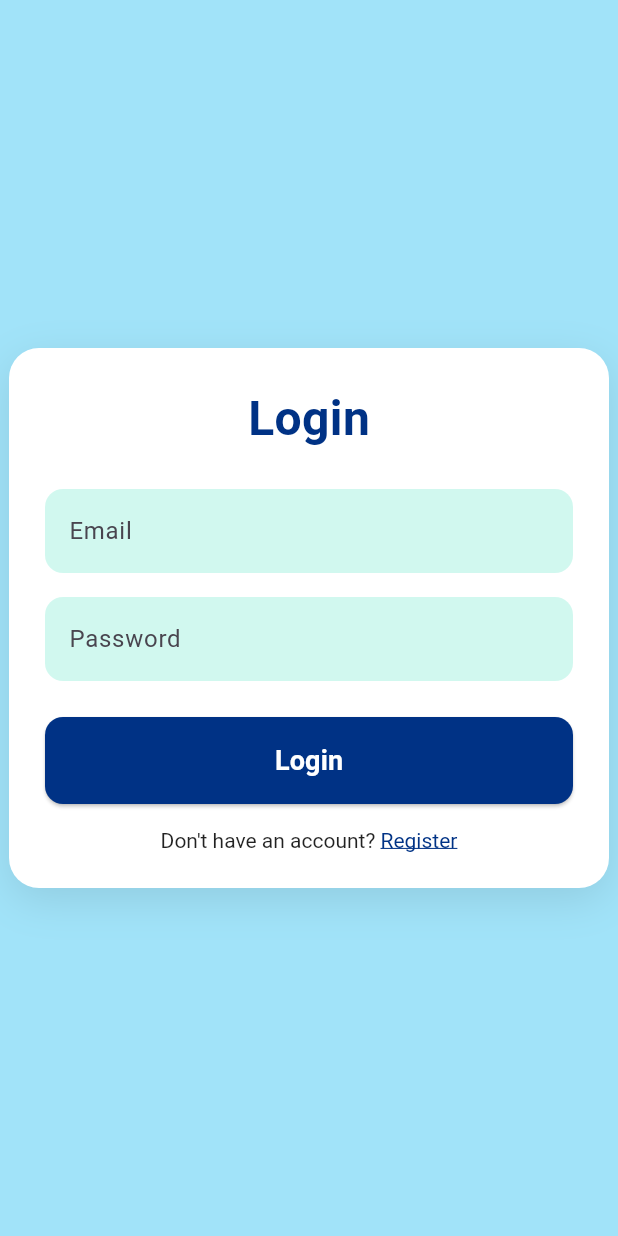
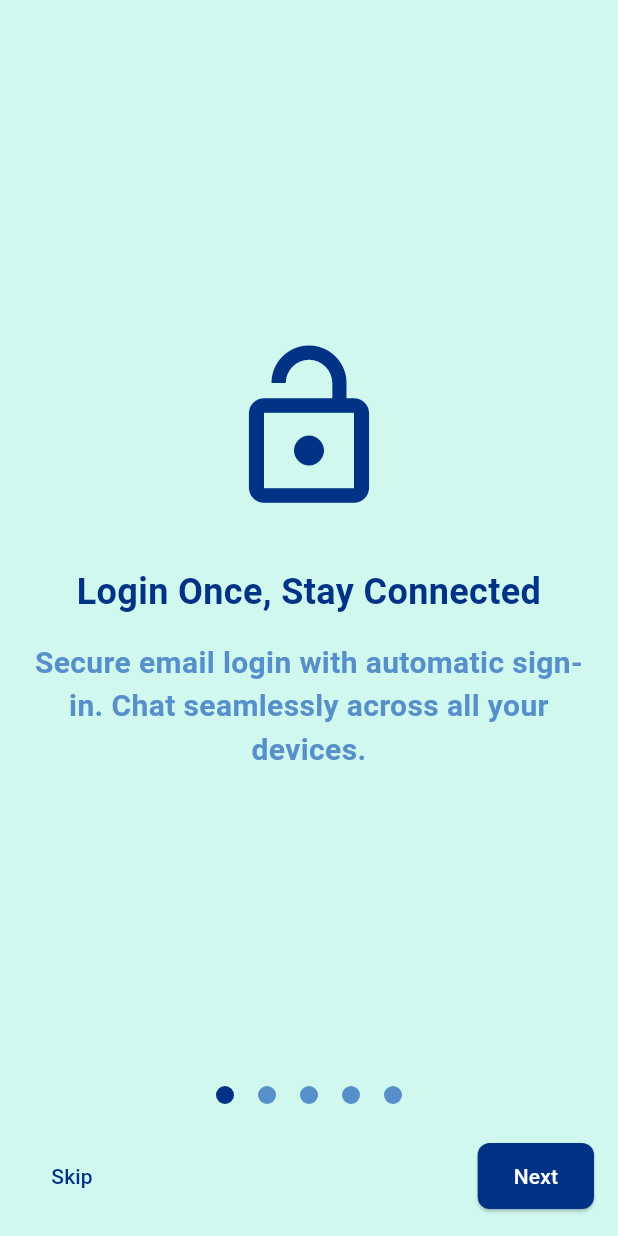
Before and after one commit to BaHaMuT-J/Real-Time-Chat-Flutter-Mobile-Application, a Flutter app: the screen it shows after launch, on a phone screen of 412 x 824 dp. Run offline on Flutter 3.47's test engine with Material 3 defaults, Android fonts, the phone set to English and light mode, and no system bars; drawn by our look-alikes of smooth_page_indicator; our stand-ins replace cloud_firestore, firebase_auth, firebase_core, firebase_messaging, firebase_storage, flutter_dotenv and 4 more; accounts and stored records are empty.

```diff
--- a/chat/lib/main.dart
+++ b/chat/lib/main.dart
@@ -1,6 +1,7 @@
 import 'package:chat/constant.dart';
 import 'package:chat/pages/login_page.dart';
 import 'package:chat/pages/main_page.dart';
+import 'package:chat/pages/onboard.dart';
 import 'package:chat/services/firebase_message.dart';
 import 'package:chat/services/local_notification.dart';
 import 'package:chat/userPref.dart';
@@ -25,7 +26,16 @@ class MyApp extends StatelessWidget {
   Widget build(BuildContext context) {
     return MaterialApp(
       navigatorKey: navigatorKey,
-      home: const InitialPage(),
+      home: FutureBuilder<bool>(
+          future: UserPrefs.getIsOnBoard(),
+          builder: (context, snapshot) {
+            if (snapshot.connectionState == ConnectionState.waiting) {
+              return const Center(child: CircularProgressIndicator());
+            }
+            final isOnBoard = snapshot.data!;
+            return isOnBoard ? const InitialPage() : const OnBoardPage();
+    }
+      ),
     );
   }
 }
--- /dev/null
+++ b/chat/lib/pages/onboard.dart
@@ -0,0 +1,174 @@
+import 'package:chat/constant.dart';
+import 'package:chat/main.dart';
+import 'package:chat/userPref.dart';
+import 'package:flutter/material.dart';
+import 'package:smooth_page_indicator/smooth_page_indicator.dart';
+
+class OnBoardPage extends StatefulWidget {
+  const OnBoardPage({super.key});
+
+  @override
+  State<OnBoardPage> createState() => _OnBoardPageState();
+}
+
+class _OnBoardPageState extends State<OnBoardPage> {
+  final PageController _controller = PageController();
+  bool isLastPage = false;
+  final pages = [
+    OnboardingContent(
+      title: "Login Once, Stay Connected",
+      description:
+      "Secure email login with automatic sign-in. Chat seamlessly across all your devices.",
+      image: Icons.lock_open,
+    ),
+    OnboardingContent(
+      title: "Real-Time Messaging",
+      description:
+      "Send and receive messages instantly. Chat updates happen live—no refresh needed.",
+      image: Icons.message,
+    ),
+    OnboardingContent(
+      title: "Get Notified Instantly",
+      description:
+      "Receive alerts when friends send messages. Never miss an important moment.",
+      image: Icons.notifications_active,
+    ),
+    OnboardingContent(
+      title: "Build Your Social Circle",
+      description:
+      "Send, accept, or reject friend requests. Stay in control of your connections.",
+      image: Icons.group_add,
+    ),
+    OnboardingContent(
+      title: "Customize Your Experience",
+      description:
+      "Change your profile image, description, fonts, and sizes. Make the app truly yours.",
+      image: Icons.settings,
+    ),
+  ];
+
+  @override
+  Widget build(BuildContext context) {
+    return Scaffold(
+      backgroundColor: lightBlueGreenColor,
+      body: SafeArea(
+        child: Padding(
+          padding: const EdgeInsets.all(16),
+          child: Column(
+            children: [
+              Expanded(
+                child: PageView(
+                  controller: _controller,
+                  onPageChanged: (index) {
+                    setState(() {
+                      isLastPage = index == pages.length - 1;
+                    });
+                  },
+                  children: pages,
+                ),
+              ),
+              SmoothPageIndicator(
+                controller: _controller,
+                count: pages.length,
+                effect: const WormEffect(
+                  dotHeight: 12,
+                  dotWidth: 12,
+                  spacing: 16,
+                  activeDotColor: strongBlueColor,
+                  dotColor: weakBlueColor,
+                ),
+                onDotClicked: (index) async {
+                  _controller.animateToPage(
+                    index,
+                    duration: const Duration(milliseconds: 500),
+                    curve: Curves.ease,
+                  );
+                },
+              ),
+              const SizedBox(height: 24),
+              Row(
+                mainAxisAlignment: MainAxisAlignment.spaceBetween,
+                children: [
+                  TextButton(
+                    onPressed: () => _controller.animateToPage(
+                      pages.length - 1,
+                      duration: const Duration(milliseconds: 500),
+                      curve: Curves.ease,
+                    ),
+                    child: const Text("Skip", style: TextStyle(color: strongBlueColor)),
+                  ),
+                  ElevatedButton(
+                    style: ElevatedButton.styleFrom(
+                      backgroundColor: strongBlueColor,
+                      foregroundColor: Colors.white,
+                      padding: const EdgeInsets.symmetric(horizontal: 24, vertical: 12),
+                      shape: RoundedRectangleBorder(borderRadius: BorderRadius.circular(8)),
+                    ),
+                    onPressed: () async {
+                      UserPrefs.saveIsOnBoard(true);
+                      if (isLastPage) {
+                        Navigator.pushReplacement(
+                          context,
+                          MaterialPageRoute(builder: (_) => const InitialPage()),
+                        );
+                      } else {
+                        _controller.nextPage(
+                          duration: const Duration(milliseconds: 500),
+                          curve: Curves.ease,
+                        );
+                      }
+                    },
+                    child: Text(isLastPage ? "Done" : "Next"),
+                  ),
+                ],
+              ),
+            ],
+          ),
+        ),
+      ),
+    );
+  }
+}
+
+class OnboardingContent extends StatelessWidget {
+  final String title;
+  final String description;
+  final IconData image;
+
+  const OnboardingContent({
+    super.key,
+    required this.title,
+    required this.description,
+    required this.image,
+  });
+
+  @override
+  Widget build(BuildContext context) {
+    return Column(
+      mainAxisAlignment: MainAxisAlignment.center,
+      children: [
+        Icon(image, size: 120, color: strongBlueColor),
+        const SizedBox(height: 32),
+        Text(
+          title,
+          style: const TextStyle(
+            fontSize: 24,
+            fontWeight: FontWeight.bold,
+            color: strongBlueColor,
+          ),
+          textAlign: TextAlign.center,
+        ),
+        const SizedBox(height: 16),
+        Text(
+          description,
+          style: const TextStyle(
+            fontSize: 20,
+            fontWeight: FontWeight.w600,
+            color: weakBlueColor,
+          ),
+          textAlign: TextAlign.center,
+        ),
+      ],
+    );
+  }
+}
--- a/chat/lib/userPref.dart
+++ b/chat/lib/userPref.dart
@@ -12,6 +12,16 @@ class UserPrefs {
 
   static Future<SharedPreferences> _getPrefs() async {
     return _prefs ??= await SharedPreferences.getInstance();
+  }
+
+  static Future<void> saveIsOnBoard(bool isOnBoard) async {
+    final prefs = await UserPrefs._getPrefs();
+    await prefs.setBool('isOnBoard', isOnBoard);
+  }
+
+  static Future<bool> getIsOnBoard() async {
+    final prefs = await UserPrefs._getPrefs();
+    return prefs.getBool('isOnBoard') ?? false;
   }
 
   static Future<void> saveCredential(String email, String password) async {
--- a/chat/pubspec.yaml
+++ b/chat/pubspec.yaml
@@ -46,6 +46,7 @@ dependencies:
   firebase_messaging: ^15.2.9
   http: ^1.4.0
   flutter_local_notifications: ^19.3.0
+  smooth_page_indicator: ^1.2.1
 
 dev_dependencies:
   flutter_test:
```
Also changed, not shown: chat/pubspec.lock.
